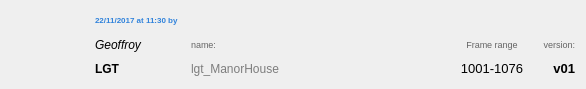
Before: the Qt Designer form Apps/Brontes/View/asset_widget.ui in geoffroygivry/CyclopsVFX-Unity, drawn with Qt 5.
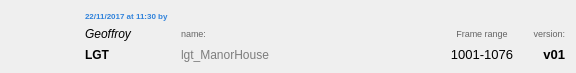
After: the same form once the commit is applied. Icons and pictures are not drawn.

```diff
--- a/Apps/Brontes/View/asset_widget.ui
+++ b/Apps/Brontes/View/asset_widget.ui
@@ -6,8 +6,8 @@
    <rect>
     <x>0</x>
     <y>0</y>
-    <width>586</width>
-    <height>89</height>
+    <width>576</width>
+    <height>71</height>
    </rect>
   </property>
   <property name="windowTitle">
@@ -44,6 +44,9 @@
    </item>
    <item>
     <layout class="QGridLayout" name="Main_gridLayout">
+     <property name="horizontalSpacing">
+      <number>6</number>
+     </property>
      <item row="1" column="1">
       <widget class="QLabel" name="userName">
        <property name="sizePolicy">
```
